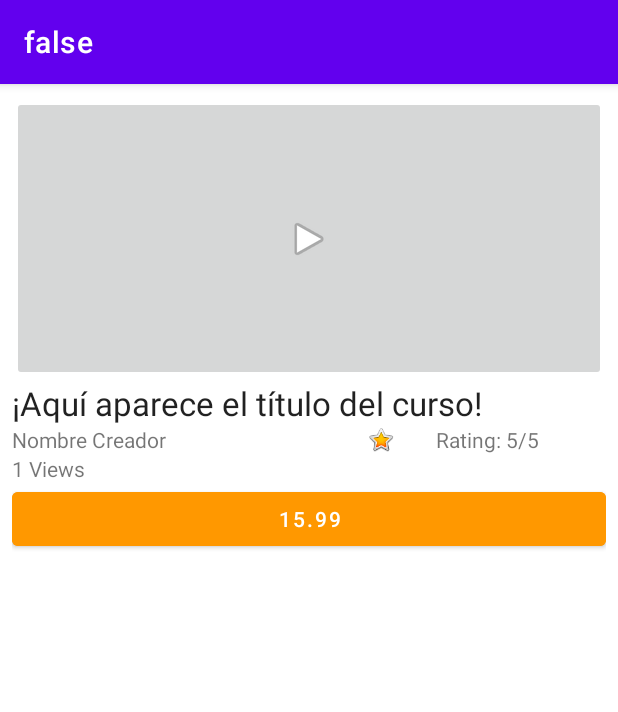
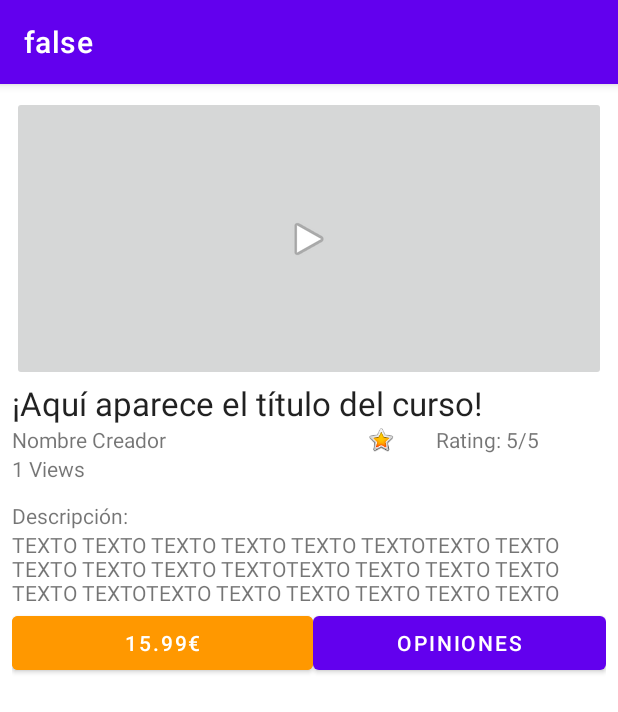
Before and after one commit to pablomariaarranzpou/Unidemy, an Android app: the ViewCourse screen opened directly, with no data from a screen before it, on a phone screen of 412 x 824 dp. Shown: the top 712 px of the screen. Run offline under Robolectric (Android 15) with nearby library versions, the phone set to English and light mode, and no system bars; our stand-ins replace Firebase (no records; nobody signed in at launch, a user with empty details on screens opened directly).

Commit message:
Botong pagar y opinion, descripción de curso ahora se ve

```diff
--- a/app/src/main/res/layout/activity_view_course.xml
+++ b/app/src/main/res/layout/activity_view_course.xml
@@ -72,34 +72,54 @@
                 tools:ignore="DuplicateIds" />
         </LinearLayout>
 
+        <Space
+            android:layout_width="match_parent"
+            android:layout_height="12dp" />
+
+        <TextView
+            android:id="@+id/textView2"
+            android:layout_width="match_parent"
+            android:layout_height="wrap_content"
+            android:text="Descripción:" />
+
+        <Space
+            android:layout_width="match_parent"
+            android:layout_height="wrap_content" />
+
         <LinearLayout
             android:layout_width="wrap_content"
             android:layout_height="wrap_content"
-            android:layout_weight="1"
+            android:layout_weight="0"
             android:orientation="horizontal">
 
             <TextView
                 android:id="@+id/ind_course_description"
                 android:layout_width="match_parent"
-                android:layout_height="wrap_content"
+                android:layout_height="match_parent"
                 android:text="TEXTO TEXTO TEXTO TEXTO TEXTO TEXTOTEXTO TEXTO TEXTO TEXTO TEXTO TEXTOTEXTO TEXTO TEXTO TEXTO TEXTO TEXTOTEXTO TEXTO TEXTO TEXTO TEXTO TEXTO" />
         </LinearLayout>
 
         <LinearLayout
-            android:layout_width="match_parent"
-            android:layout_height="match_parent"
-            android:layout_weight="1"
-            android:orientation="horizontal">
+            android:layout_width="wrap_content"
+            android:layout_height="wrap_content"
+            android:layout_weight="1">
 
             <Button
                 android:id="@+id/ind_btn_pagar"
-                android:layout_width="match_parent"
+                android:layout_width="204dp"
                 android:layout_height="wrap_content"
                 android:layout_weight="1"
                 android:backgroundTint="#FF9800"
-                android:text="15.99"
+                android:text="15.99€"
                 app:iconTint="#FFC107"
                 app:rippleColor="#FF9800" />
+
+            <Button
+                android:id="@+id/button"
+                android:layout_width="199dp"
+                android:layout_height="wrap_content"
+                android:layout_weight="1"
+                android:text="Opiniones" />
         </LinearLayout>
 
     </LinearLayout>
```
